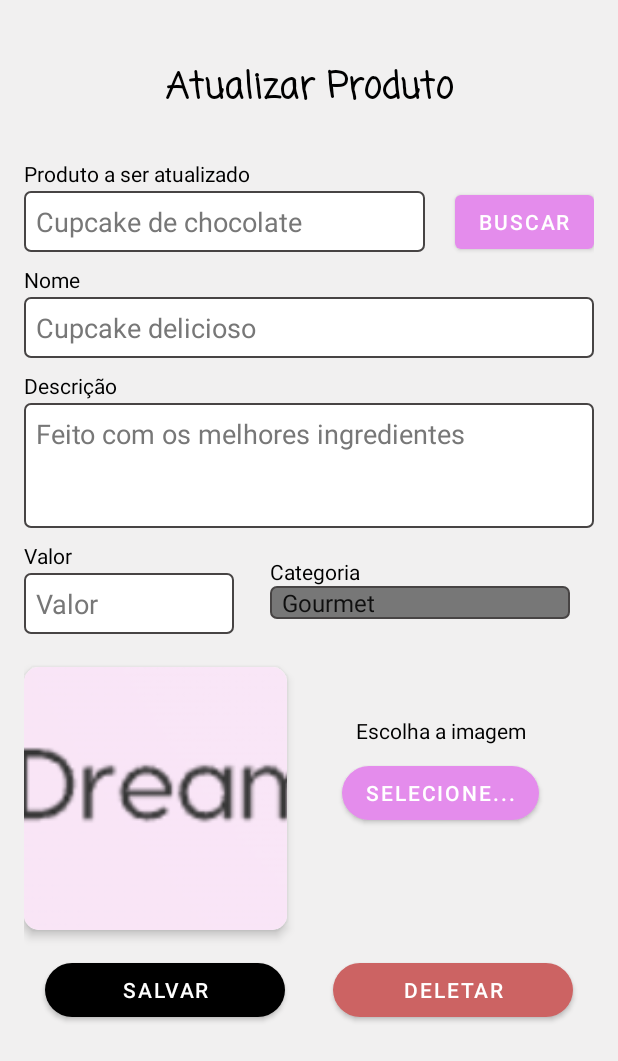
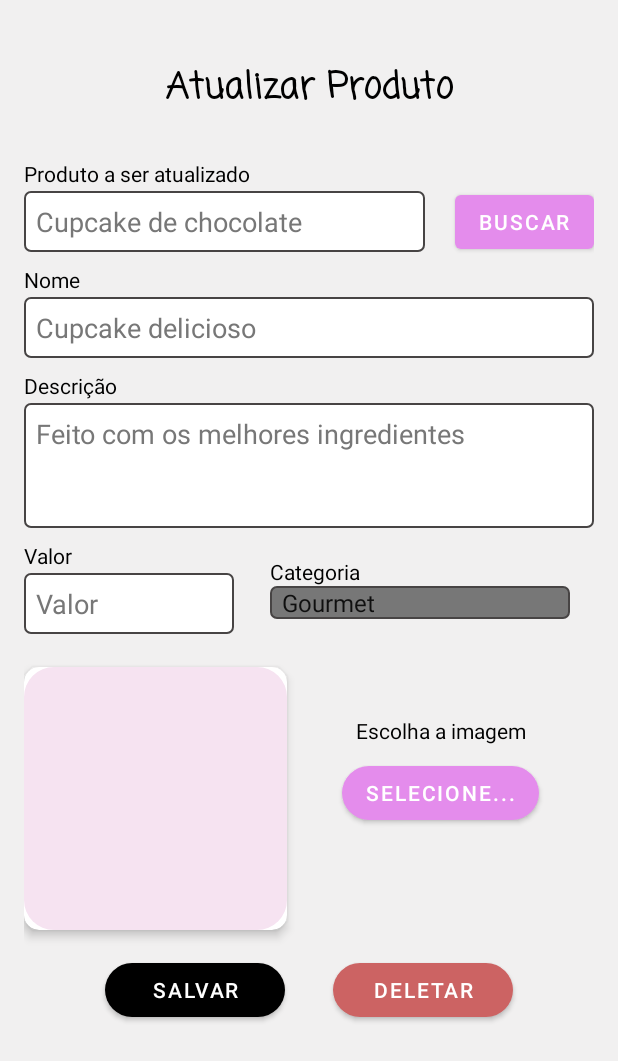
Before and after one commit to Vandeilsonpp/android-projeto, an Android app: the UpdateProductActivity screen opened directly, with no data from a screen before it, on a phone screen of 412 x 824 dp. Shown: the top 1061 px of the screen. Run offline under Robolectric (Android 15) with nearby library versions, the phone set to English and light mode, and no system bars.

Commit message:
fix botoes

```diff
--- a/app/src/main/java/com/example/ultimavez/model/domain/Product.java
+++ b/app/src/main/java/com/example/ultimavez/model/domain/Product.java
@@ -69,7 +69,6 @@ public class Product implements Serializable {
                 ", category=" + category +
                 ", description='" + description + '\'' +
                 ", price=" + price +
-                ", image=" + Arrays.toString(image) +
                 ", seller=" + seller +
                 '}';
     }
--- a/app/src/main/java/com/example/ultimavez/persistence/sqlite/ProductTableHelper.java
+++ b/app/src/main/java/com/example/ultimavez/persistence/sqlite/ProductTableHelper.java
@@ -130,6 +130,7 @@ public class ProductTableHelper extends SQLiteOpenHelper implements ProductPersi
         cv.put(COLUMN_CATEGORY, newProduct.getCategory().toString());
         cv.put(COLUMN_DESCRIPTION, newProduct.getDescription());
         cv.put(COLUMN_PRICE, newProduct.getPrice());
+        cv.put(COLUMN_IMAGE, newProduct.getImage());
 
         long result = db.update(TABLE_NAME, cv, "id = ?", new String[] {String.valueOf(newProduct.getId())});
 
--- a/app/src/main/res/layout/update_product.xml
+++ b/app/src/main/res/layout/update_product.xml
@@ -87,12 +87,12 @@
             android:layout_width="match_parent"
             android:layout_height="match_parent"
             android:scaleType="centerCrop"
-            app:srcCompat="@drawable/logo" />
+            app:srcCompat="@drawable/rounded_pink_background" />
     </androidx.cardview.widget.CardView>
 
     <Button
         android:id="@+id/btnNewSave"
-        android:layout_width="160dp"
+        android:layout_width="120dp"
         android:layout_height="wrap_content"
         android:layout_marginTop="16dp"
         android:layout_marginEnd="16dp"
@@ -106,7 +106,7 @@
 
     <Button
         android:id="@+id/btnDelete"
-        android:layout_width="160dp"
+        android:layout_width="120dp"
         android:layout_height="wrap_content"
         android:layout_marginStart="16dp"
         android:text="Deletar"
```
